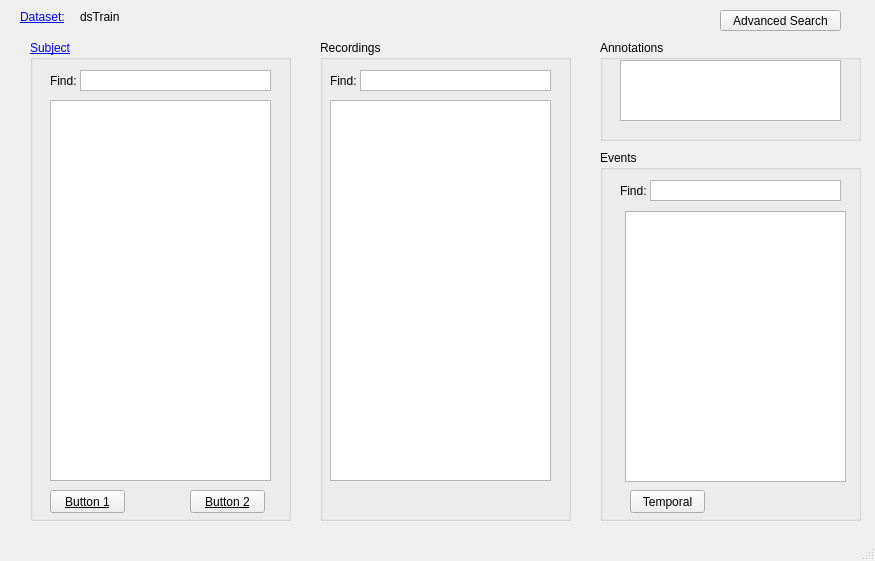
Above: eerste_test.ui from jowanpittevils/Databasemanager_Signalplotter before the change. Below: the same form after it.
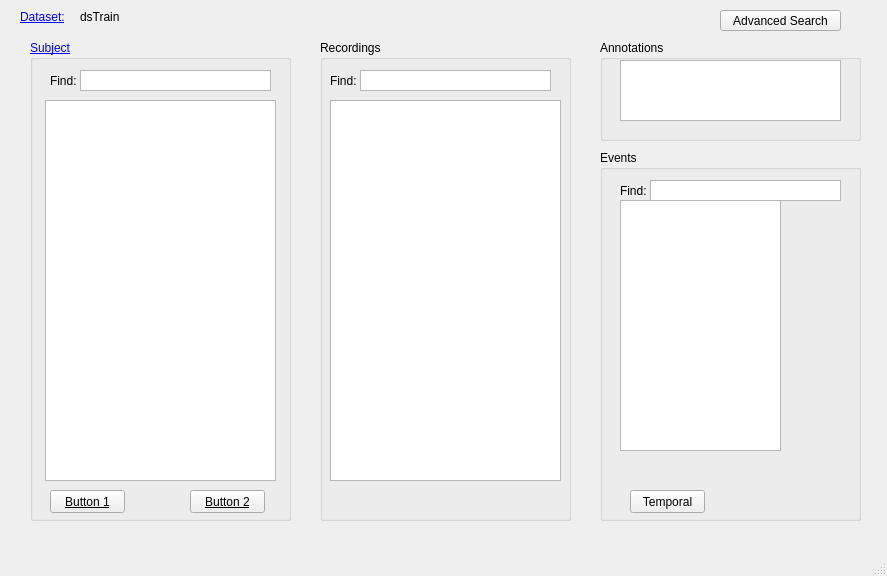
That is the form after the change.

Patch:
```diff
--- a/eerste_test.ui
+++ b/eerste_test.ui
@@ -6,8 +6,8 @@
    <rect>
     <x>0</x>
     <y>0</y>
-    <width>875</width>
-    <height>561</height>
+    <width>887</width>
+    <height>576</height>
    </rect>
   </property>
   <property name="windowTitle">
@@ -78,16 +78,6 @@
       <enum>Qt::ScrollBarAlwaysOff</enum>
      </property>
     </widget>
-    <widget class="QListView" name="listView">
-     <property name="geometry">
-      <rect>
-       <x>25</x>
-       <y>61</y>
-       <width>221</width>
-       <height>271</height>
-      </rect>
-     </property>
-    </widget>
     <widget class="QPushButton" name="pushButton_4">
      <property name="geometry">
       <rect>
@@ -101,6 +91,16 @@
       <string>Temporal</string>
      </property>
     </widget>
+    <widget class="QListWidget" name="listWidget_3">
+     <property name="geometry">
+      <rect>
+       <x>20</x>
+       <y>50</y>
+       <width>161</width>
+       <height>251</height>
+      </rect>
+     </property>
+    </widget>
    </widget>
    <widget class="QPushButton" name="pushButton">
     <property name="geometry">
@@ -240,16 +240,6 @@
       <enum>Qt::ScrollBarAlwaysOff</enum>
      </property>
     </widget>
-    <widget class="QListView" name="listView_2">
-     <property name="geometry">
-      <rect>
-       <x>20</x>
-       <y>60</y>
-       <width>221</width>
-       <height>381</height>
-      </rect>
-     </property>
-    </widget>
     <widget class="QPushButton" name="pushButton_2">
      <property name="geometry">
       <rect>
@@ -276,6 +266,16 @@
       <string>Button 2</string>
      </property>
     </widget>
+    <widget class="QListWidget" name="listWidget">
+     <property name="geometry">
+      <rect>
+       <x>15</x>
+       <y>60</y>
+       <width>231</width>
+       <height>381</height>
+      </rect>
+     </property>
+    </widget>
    </widget>
    <widget class="QGroupBox" name="groupBox_4">
     <property name="geometry">
@@ -318,12 +318,12 @@
       <enum>Qt::ScrollBarAlwaysOff</enum>
      </property>
     </widget>
-    <widget class="QListView" name="listView_3">
+    <widget class="QListWidget" name="listWidget_2">
      <property name="geometry">
       <rect>
        <x>10</x>
        <y>60</y>
-       <width>221</width>
+       <width>231</width>
        <height>381</height>
       </rect>
      </property>
```
Left out of the diff: 5 changed lines with no effect on the pictures.
